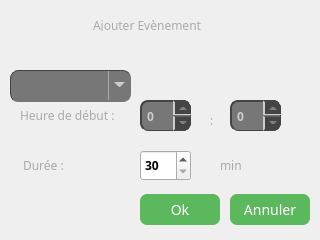
This is thermostat/Thermostat/addEvent.ui in kimchicharlie/Envio as Qt 5 draws it before an edit. The edited form follows.
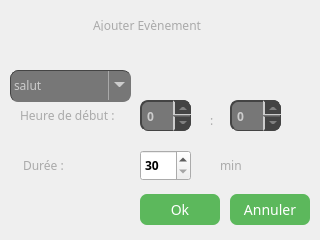
This is the edited form. Icons and pictures are not drawn.

Commit message: Thermostat: css sur QListView y compris la QScrollBar, QTableView et la QComboBox (pas tout a fait fini mais la popup est plus lisible et plus belle que ce qu elle n'etait).

The edit to the form file:
```diff
--- a/thermostat/Thermostat/addEvent.ui
+++ b/thermostat/Thermostat/addEvent.ui
@@ -824,31 +824,140 @@
     
 }
 
-QComboBox QAbstractItemView {
-   border: 1px solid gray;
-}
-
 QLabel {  
   background-color:transparent;
 }
 
-QLineEdit, QTextEdit {  
-   background:white;
-   min-width: 80px;  
-   min-height: 16px; 
-   border-right: 1px solid rgb(255, 255, 255);
-   border-bottom: 1px solid rgb(255, 255, 255);
-   border-top: 2px solid rgb(136, 163, 205);
-   border-left: 2px solid rgb(136, 163, 205);
-   
-   padding:3px;
-   border-radius: 8px;
+QScrollBar:vertical
+{
+      background: #777;
+      width: 15px;
+      margin: 16px 0 16px 0;
+      border: 1px solid #222222;
 }
 
-QComboBox QAbstractItemView {
-   border: 1px solid gray;
-}</string>
+QScrollBar::handle:vertical
+{
+      background: #CCC;
+      min-height: 20px;
+      border-radius: 2px;
+}
+
+QScrollBar::add-line:vertical {
+	image: url(:/style/arrow-down.png);
+      background: #CCC;
+	height: 13px;
+	subcontrol-position: bottom;
+	subcontrol-origin: margin;
+}
+QScrollBar::sub-line:vertical {
+	image: url(:/style/up-down.png);
+      background: #CCC;
+	height: 13px;
+	subcontrol-position: top;
+	subcontrol-origin: margin;
+}
+
+QScrollBar::add-line:vertical
+{
+      border: 1px solid #1b1b19;
+      border-radius: 2px;
+      background: #CCC;
+      height: 14px;
+      subcontrol-position: bottom;
+      subcontrol-origin: margin;
+}
+
+QScrollBar::sub-line:vertical
+{
+      border: 1px solid #1b1b19;
+      border-radius: 2px;
+      background: #CCC;
+      height: 14px;
+      subcontrol-position: top;
+      subcontrol-origin: margin;
+}
+
+QScrollBar::up-arrow:vertical {
+	background-image: url(http://opencoffee.lnxteam.org/downloads/pub/pics/scrollbar_bg_bottom.png);
+	background-repeat: no repeat;
+}
+
+QScrollBar::down-arrow:vertical {
+	background-image: url(:/style/arrow-down.png);
+	background-repeat: no repeat;
+}
+
+QAbstractScrollArea {
+	border-left: 3px;
+}
+QAbstractItemView, QListView {
+border: 3px;
+border-color: #349890;
+}
+
+QLineEdit, QTextEdit, QSpinBox, QListWidget, QCheckbox {
+    margin-left: 2px;
+    margin-right: 2px;
+    margin-top: 2px;
+    padding: 7px;
+    vertical-align:middle;
+    font-size: 12px;
+	background: transparent;
+	font-family:&quot;Segoe UI&quot;, sans-serif;
+    show-decoration-selected: 1; 
+    color: #CCC;
+}
+
+QLineEdit, QTextEdit, QListWidget, QSpinBox, QListWidget {
+    padding: 7px;
+    border: 1px solid #777;
+	border-radius: 10px
+}
+
+QComboBox QAbstractItemView
+{
+    border: 2px solid #CCC;
+    background: #777;
+    selection-background-color:#777;
+	selection-color: #777;
+}
+
+QComboBox QAbstractItemView::item
+{
+    color:red;
+}
+
+QListView::item {
+	background: green;
+	margin: 2px;
+}
+ 
+QListView::item:selected {
+	background: orange;
+}
+
+
+/*
+QComboBox QAbstractView{
+	background-color: #4f4f4f;
+	color: #999999;
+ 
+	selection-background-color: #999999;
+	selection-color: #4f4f4f;
+}
+*/</string>
    </property>
+   <item>
+    <property name="text">
+     <string>salut</string>
+    </property>
+   </item>
+   <item>
+    <property name="text">
+     <string>coucou</string>
+    </property>
+   </item>
   </widget>
   <widget class="QLabel" name="label_2">
    <property name="geometry">
```
The commit also changes 19 other files.
